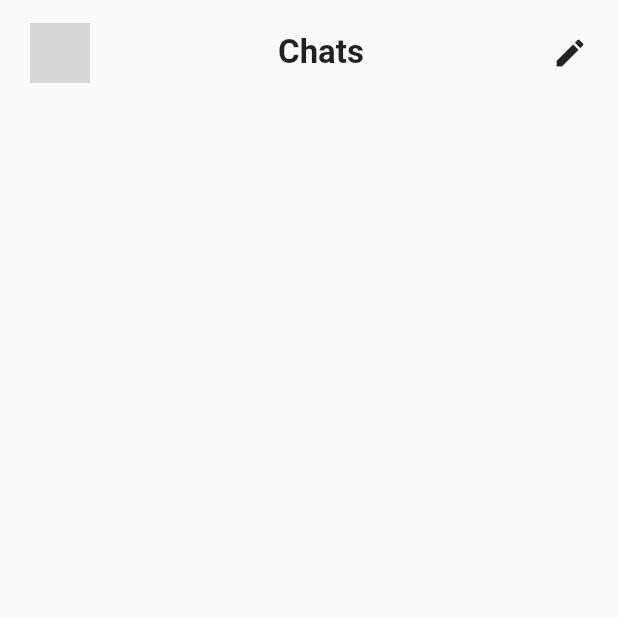
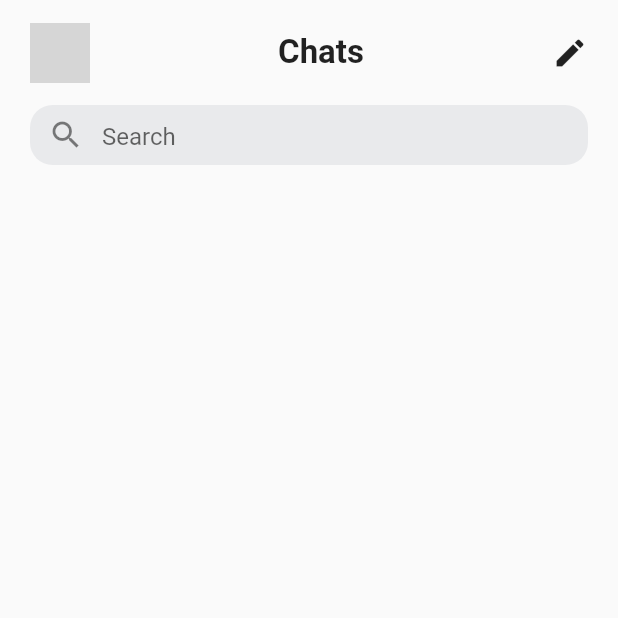
Before and after one commit to ayoub3bidi/messenger_ui, a Flutter app: the screen it shows after launch, on a phone screen of 412 x 824 dp, the top half of it. Run offline on Flutter 3.47's test engine with Material 2 defaults, Android fonts, the phone set to English and light mode, and no system bars; network calls fail; grey boxes are pictures that could not be loaded.

Commit message:
✅ Adding the search bar

```diff
--- a/lib/screens/conversations.dart
+++ b/lib/screens/conversations.dart
@@ -4,6 +4,8 @@ class Conversations extends StatefulWidget {
   @override
   _ConversationsState createState() => _ConversationsState();
 }
+
+TextEditingController _searchController = new TextEditingController();
 
 class _ConversationsState extends State<Conversations> {
   @override
@@ -34,6 +36,27 @@ class _ConversationsState extends State<Conversations> {
                 Icon(Icons.edit)
               ],
             ),
+            SizedBox(
+              height: 15,
+            ),
+            Container(
+              width: double.infinity,
+              height: 40,
+              decoration: BoxDecoration(
+                  color: Color(0xFFe9eaec),
+                  borderRadius: BorderRadius.circular(15)),
+              child: TextField(
+                cursorColor: Color(0xFF000000),
+                controller: _searchController,
+                decoration: InputDecoration(
+                    prefixIcon: Icon(
+                      Icons.search,
+                      color: Color(0xFF000000).withOpacity(0.5),
+                    ),
+                    hintText: "Search",
+                    border: InputBorder.none),
+              ),
+            ),
           ],
         ),
       )),
```
